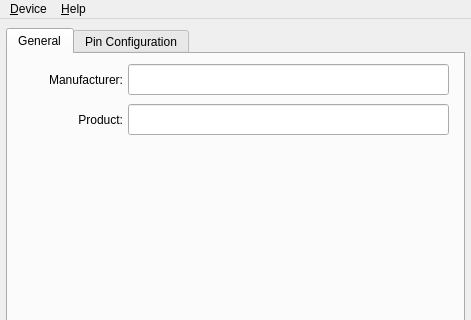
bloguetronica/mcp2210-conf, file src/configuratorwindow.ui: the form before one commit; both pictures show x 0 to 471 and y 0 to 320 of the 471 by 600 pixel window.
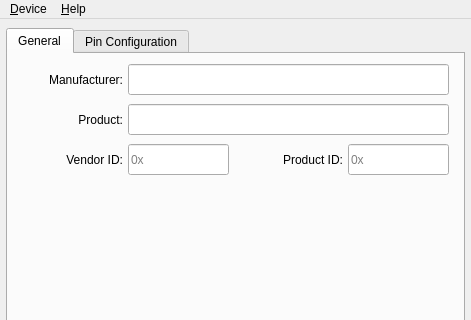
The form after the commit. Icons and pictures are not drawn.

Diff of the .ui file:
```diff
--- a/src/configuratorwindow.ui
+++ b/src/configuratorwindow.ui
@@ -126,6 +126,82 @@
        <bool>true</bool>
       </property>
      </widget>
+     <widget class="QLabel" name="labelVID">
+      <property name="geometry">
+       <rect>
+        <x>10</x>
+        <y>97</y>
+        <width>105</width>
+        <height>17</height>
+       </rect>
+      </property>
+      <property name="text">
+       <string>Vendor ID:</string>
+      </property>
+      <property name="alignment">
+       <set>Qt::AlignRight|Qt::AlignTrailing|Qt::AlignVCenter</set>
+      </property>
+     </widget>
+     <widget class="QLineEdit" name="lineEditVID">
+      <property name="geometry">
+       <rect>
+        <x>120</x>
+        <y>90</y>
+        <width>101</width>
+        <height>31</height>
+       </rect>
+      </property>
+      <property name="maxLength">
+       <number>4</number>
+      </property>
+      <property name="readOnly">
+       <bool>true</bool>
+      </property>
+      <property name="placeholderText">
+       <string>0x</string>
+      </property>
+      <property name="clearButtonEnabled">
+       <bool>true</bool>
+      </property>
+     </widget>
+     <widget class="QLabel" name="labelPID">
+      <property name="geometry">
+       <rect>
+        <x>230</x>
+        <y>97</y>
+        <width>105</width>
+        <height>17</height>
+       </rect>
+      </property>
+      <property name="text">
+       <string>Product ID:</string>
+      </property>
+      <property name="alignment">
+       <set>Qt::AlignRight|Qt::AlignTrailing|Qt::AlignVCenter</set>
+      </property>
+     </widget>
+     <widget class="QLineEdit" name="lineEditPID">
+      <property name="geometry">
+       <rect>
+        <x>340</x>
+        <y>90</y>
+        <width>101</width>
+        <height>31</height>
+       </rect>
+      </property>
+      <property name="maxLength">
+       <number>4</number>
+      </property>
+      <property name="readOnly">
+       <bool>true</bool>
+      </property>
+      <property name="placeholderText">
+       <string>0x</string>
+      </property>
+      <property name="clearButtonEnabled">
+       <bool>true</bool>
+      </property>
+     </widget>
     </widget>
     <widget class="QWidget" name="tabPinConfig">
      <attribute name="title">
```
Left out of the diff: 4 changed lines with no effect on the pictures.
